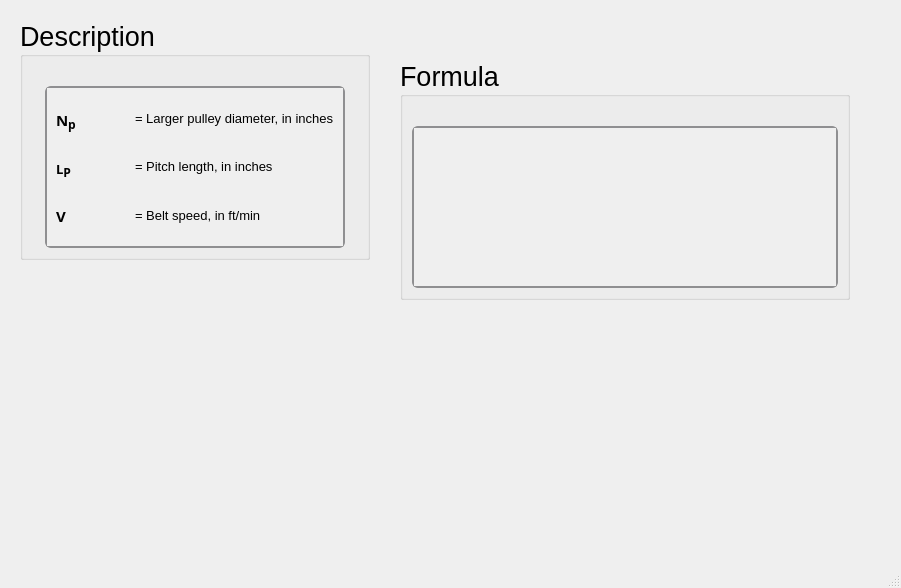
Above: ui/vbelt_tlifetime.ui from Ah00ra/HNNS before the change. Below: the same form after it.
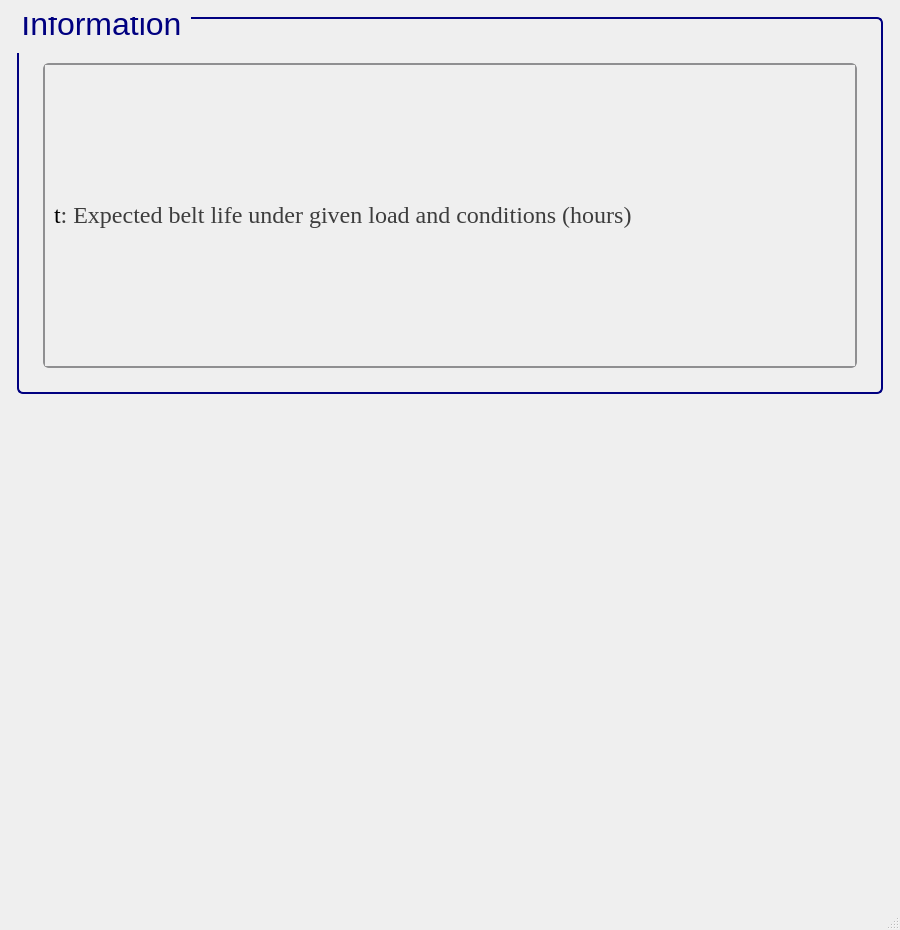
That is the form after the change. Icons and pictures are not drawn.

Commit message: Add ui info to vbelt

Diff of the .ui file:
```diff
--- a/ui/vbelt_tlifetime.ui
+++ b/ui/vbelt_tlifetime.ui
@@ -6,23 +6,45 @@
    <rect>
     <x>0</x>
     <y>0</y>
-    <width>901</width>
-    <height>588</height>
+    <width>900</width>
+    <height>930</height>
    </rect>
   </property>
+  <property name="sizePolicy">
+   <sizepolicy hsizetype="Minimum" vsizetype="Minimum">
+    <horstretch>0</horstretch>
+    <verstretch>0</verstretch>
+   </sizepolicy>
+  </property>
+  <property name="minimumSize">
+   <size>
+    <width>900</width>
+    <height>930</height>
+   </size>
+  </property>
   <property name="windowTitle">
    <string>MainWindow</string>
   </property>
   <widget class="QWidget" name="centralwidget">
-   <widget class="QGroupBox" name="groupBox_266">
-    <property name="geometry">
-     <rect>
-      <x>20</x>
-      <y>20</y>
-      <width>350</width>
-      <height>240</height>
-     </rect>
-    </property>
+   <layout class="QGridLayout" name="gridLayout">
+    <item row="0" column="1">
+     <spacer name="verticalSpacer_26">
+      <property name="orientation">
+       <enum>Qt::Vertical</enum>
+      </property>
+      <property name="sizeType">
+       <enum>QSizePolicy::Fixed</enum>
+      </property>
+      <property name="sizeHint" stdset="0">
+       <size>
+        <width>845</width>
+        <height>8</height>
+       </size>
+      </property>
+     </spacer>
+    </item>
+    <item row="1" column="1">
+     <widget class="QGroupBox" name="groupBox_125">
     <property name="sizePolicy">
      <sizepolicy hsizetype="Minimum" vsizetype="Minimum">
       <horstretch>0</horstretch>
@@ -31,66 +53,72 @@
     </property>
     <property name="minimumSize">
      <size>
-      <width>350</width>
-      <height>0</height>
-     </size>
-    </property>
-    <property name="maximumSize">
-     <size>
-      <width>350</width>
-      <height>241</height>
+        <width>822</width>
+        <height>300</height>
      </size>
     </property>
     <property name="font">
      <font>
       <family>Segoe UI</family>
-      <pointsize>20</pointsize>
+        <pointsize>24</pointsize>
       <weight>50</weight>
       <italic>false</italic>
       <bold>false</bold>
      </font>
     </property>
+      <property name="styleSheet">
+       <string notr="true">QGroupBox {
+    border: 2px solid navy;
+    border-radius: 6px;
+    background-color: qlineargradient(x1:0, y1:0, x2:0, y2:1,
+                                      stop:0 #f6f7fa, stop:1 #dadbde);
+    font: 24pt &quot;Segoe UI&quot;;
+    padding: 5px; /* add padding inside the group box */
+    color: black;
+}
+QGroupBox::title {
+    subcontrol-origin: margin;
+    subcontrol-position: top left;
+    padding-left: 0px;
+    padding-right: 5px;
+    padding-top: 0px;
+    margin-top: -22px;  /* shift title up */
+    color: navy;
+    font-weight: bold;
+}
+</string>
+      </property>
     <property name="title">
-     <string>Description</string>
-    </property>
-    <layout class="QGridLayout" name="gridLayout_542">
-     <item row="0" column="0">
-      <spacer name="verticalSpacer_266">
+       <string>Information</string>
+      </property>
+      <layout class="QGridLayout" name="gridLayout_255">
+       <item row="1" column="2">
+        <spacer name="verticalSpacer_36">
        <property name="orientation">
-        <enum>Qt::Vertical</enum>
+          <enum>Qt::Horizontal</enum>
        </property>
        <property name="sizeType">
         <enum>QSizePolicy::Fixed</enum>
        </property>
        <property name="sizeHint" stdset="0">
         <size>
-         <width>20</width>
+           <width>10</width>
          <height>20</height>
         </size>
        </property>
       </spacer>
      </item>
-     <item row="1" column="0">
-      <widget class="QScrollArea" name="scrollArea_140">
+       <item row="1" column="1">
+        <widget class="QScrollArea" name="scrollArea_43">
        <property name="sizePolicy">
         <sizepolicy hsizetype="Minimum" vsizetype="Minimum">
          <horstretch>0</horstretch>
          <verstretch>0</verstretch>
         </sizepolicy>
        </property>
-       <property name="maximumSize">
-        <size>
-         <width>300</width>
-         <height>361</height>
-        </size>
-       </property>
        <property name="font">
         <font>
-         <family>Segoe UI</family>
          <pointsize>15</pointsize>
-         <weight>50</weight>
-         <italic>false</italic>
-         <bold>false</bold>
         </font>
        </property>
        <property name="styleSheet">
@@ -168,265 +196,137 @@
          <rect>
           <x>0</x>
           <y>0</y>
-          <width>296</width>
-          <height>146</height>
-         </rect>
-        </property>
-        <layout class="QGridLayout" name="gridLayout_543">
-         <item row="1" column="1">
-          <widget class="QLabel" name="htext_1008">
+            <width>780</width>
+            <height>224</height>
+           </rect>
+          </property>
+          <layout class="QGridLayout" name="gridLayout_3">
+           <item row="1" column="0">
+            <widget class="QLabel" name="label_3">
            <property name="font">
             <font>
-             <family>MS Shell Dlg 2</family>
-             <pointsize>10</pointsize>
+               <family>Times New Roman</family>
+               <pointsize>18</pointsize>
              <weight>50</weight>
-             <italic>false</italic>
              <bold>false</bold>
             </font>
            </property>
+             <property name="cursor">
+              <cursorShape>ArrowCursor</cursorShape>
+             </property>
+             <property name="frameShape">
+              <enum>QFrame::NoFrame</enum>
+             </property>
            <property name="text">
-            <string>&lt;html&gt;&lt;head/&gt;&lt;body&gt;&lt;p&gt;= Pitch length, in inches&lt;/p&gt;&lt;/body&gt;&lt;/html&gt;</string>
-           </property>
-          </widget>
+              <string>&lt;html&gt;&lt;head/&gt;&lt;body&gt;&lt;p&gt;&lt;span style=&quot; color:#000000;&quot;&gt;t&lt;/span&gt;&lt;span style=&quot; color:#3d3d3d;&quot;&gt;: Expected belt life under given load and conditions (hours)&lt;/span&gt;&lt;/p&gt;&lt;/body&gt;&lt;/html&gt;</string>
+             </property>
+            </widget>
+           </item>
+          </layout>
+         </widget>
+        </widget>
+       </item>
+       <item row="2" column="1">
+        <spacer name="verticalSpacer_37">
+         <property name="orientation">
+          <enum>Qt::Vertical</enum>
+         </property>
+         <property name="sizeType">
+          <enum>QSizePolicy::Fixed</enum>
+         </property>
+         <property name="sizeHint" stdset="0">
+          <size>
+           <width>10</width>
+           <height>10</height>
+          </size>
+         </property>
+        </spacer>
          </item>
          <item row="1" column="0">
-          <widget class="QLabel" name="label_333">
-           <property name="font">
-            <font>
-             <family>Segoe UI Variable Small Semibol</family>
-             <pointsize>11</pointsize>
-             <weight>75</weight>
-             <bold>true</bold>
-            </font>
-           </property>
-           <property name="text">
-            <string>&lt;html&gt;&lt;head/&gt;&lt;body&gt;&lt;p&gt;&lt;span style=&quot; font-size:10pt;&quot;&gt;L&lt;/span&gt;&lt;span style=&quot; font-size:14pt; vertical-align:sub;&quot;&gt;P&lt;/span&gt;&lt;/p&gt;&lt;/body&gt;&lt;/html&gt;</string>
-           </property>
-          </widget>
-         </item>
+        <spacer name="verticalSpacer_34">
+         <property name="orientation">
+          <enum>Qt::Horizontal</enum>
+         </property>
+         <property name="sizeType">
+          <enum>QSizePolicy::Fixed</enum>
+         </property>
+         <property name="sizeHint" stdset="0">
+          <size>
+           <width>10</width>
+           <height>20</height>
+          </size>
+         </property>
+        </spacer>
+       </item>
+       <item row="0" column="1">
+        <spacer name="verticalSpacer_35">
+         <property name="orientation">
+          <enum>Qt::Vertical</enum>
+         </property>
+         <property name="sizeType">
+          <enum>QSizePolicy::Fixed</enum>
+         </property>
+         <property name="sizeHint" stdset="0">
+          <size>
+           <width>20</width>
+           <height>30</height>
+          </size>
+         </property>
+        </spacer>
+       </item>
+      </layout>
+     </widget>
+    </item>
+    <item row="2" column="1">
+     <spacer name="verticalSpacer_23">
+      <property name="orientation">
+       <enum>Qt::Vertical</enum>
+      </property>
+      <property name="sizeType">
+       <enum>QSizePolicy::Fixed</enum>
+      </property>
+      <property name="sizeHint" stdset="0">
+       <size>
+        <width>845</width>
+        <height>8</height>
+       </size>
+      </property>
+     </spacer>
+    </item>
          <item row="3" column="0">
-          <widget class="QLabel" name="label_56">
-           <property name="font">
-            <font>
-             <family>Segoe UI Variable Small Semibol</family>
-             <pointsize>11</pointsize>
-             <weight>75</weight>
-             <bold>true</bold>
-            </font>
-           </property>
-           <property name="text">
-            <string>V</string>
-           </property>
-          </widget>
-         </item>
-         <item row="0" column="1">
-          <widget class="QLabel" name="htext_400">
-           <property name="font">
-            <font>
-             <family>MS Shell Dlg 2</family>
-             <pointsize>11</pointsize>
-             <weight>50</weight>
-             <italic>false</italic>
-             <bold>false</bold>
-            </font>
-           </property>
-           <property name="text">
-            <string>&lt;html&gt;&lt;head/&gt;&lt;body&gt;&lt;p&gt;&lt;span style=&quot; font-size:10pt;&quot;&gt;= Larger pulley diameter, in inches&lt;/span&gt;&lt;/p&gt;&lt;/body&gt;&lt;/html&gt;</string>
-           </property>
-          </widget>
-         </item>
-         <item row="0" column="0">
-          <widget class="QLabel" name="label_54">
-           <property name="font">
-            <font>
-             <family>Segoe UI Variable Small Semibol</family>
-             <pointsize>11</pointsize>
-             <weight>75</weight>
-             <bold>true</bold>
-            </font>
-           </property>
-           <property name="text">
-            <string>&lt;html&gt;&lt;head/&gt;&lt;body&gt;&lt;p&gt;N&lt;span style=&quot; font-size:14pt; vertical-align:sub;&quot;&gt;p&lt;/span&gt;&lt;/p&gt;&lt;/body&gt;&lt;/html&gt;</string>
-           </property>
-          </widget>
-         </item>
-         <item row="3" column="1">
-          <widget class="QLabel" name="htext_402">
-           <property name="font">
-            <font>
-             <pointsize>10</pointsize>
-            </font>
-           </property>
-           <property name="text">
-            <string>&lt;html&gt;&lt;head/&gt;&lt;body&gt;&lt;p&gt;= Belt speed, in ft/min&lt;/p&gt;&lt;/body&gt;&lt;/html&gt;</string>
-           </property>
-          </widget>
-         </item>
-        </layout>
-       </widget>
-      </widget>
-     </item>
-    </layout>
-   </widget>
-   <widget class="QGroupBox" name="groupBox_265">
-    <property name="geometry">
-     <rect>
-      <x>400</x>
-      <y>60</y>
-      <width>450</width>
-      <height>240</height>
-     </rect>
-    </property>
-    <property name="sizePolicy">
-     <sizepolicy hsizetype="Minimum" vsizetype="Minimum">
-      <horstretch>0</horstretch>
-      <verstretch>0</verstretch>
-     </sizepolicy>
-    </property>
-    <property name="minimumSize">
+     <spacer name="verticalSpacer_25">
+      <property name="orientation">
+       <enum>Qt::Horizontal</enum>
+      </property>
+      <property name="sizeType">
+       <enum>QSizePolicy::Fixed</enum>
+      </property>
+      <property name="sizeHint" stdset="0">
+       <size>
+        <width>8</width>
+        <height>489</height>
+       </size>
+      </property>
+     </spacer>
+    </item>
+    <item row="3" column="2">
+     <spacer name="verticalSpacer_28">
+      <property name="orientation">
+       <enum>Qt::Horizontal</enum>
+      </property>
+      <property name="sizeType">
+       <enum>QSizePolicy::Fixed</enum>
+      </property>
+      <property name="sizeHint" stdset="0">
      <size>
-      <width>450</width>
-      <height>0</height>
-     </size>
-    </property>
-    <property name="maximumSize">
-     <size>
-      <width>450</width>
-      <height>241</height>
-     </size>
-    </property>
-    <property name="font">
-     <font>
-      <family>Segoe UI</family>
-      <pointsize>20</pointsize>
-      <weight>50</weight>
-      <italic>false</italic>
-      <bold>false</bold>
-     </font>
-    </property>
-    <property name="title">
-     <string>Formula</string>
-    </property>
-    <layout class="QGridLayout" name="gridLayout_540">
-     <item row="1" column="0">
-      <widget class="QScrollArea" name="scrollArea_139">
-       <property name="sizePolicy">
-        <sizepolicy hsizetype="Minimum" vsizetype="Minimum">
-         <horstretch>0</horstretch>
-         <verstretch>0</verstretch>
-        </sizepolicy>
-       </property>
-       <property name="font">
-        <font>
-         <family>Segoe UI</family>
-         <pointsize>15</pointsize>
-         <weight>50</weight>
-         <italic>false</italic>
-         <bold>false</bold>
-        </font>
-       </property>
-       <property name="styleSheet">
-        <string notr="true">QScrollArea {
-    background: qlineargradient(x1:0, y1:0, x2:0, y2:1,
-                               stop:0 #f6f7fa, stop:1 #dadbde);
-    border: 2px solid #8f8f91;
-    border-radius: 6px;
-}
-
-QScrollArea QScrollBar:vertical, QScrollArea QScrollBar:horizontal {
-    background: qlineargradient(x1:0, y1:0, x2:0, y2:1,
-                               stop:0 #f6f7fa, stop:1 #dadbde);
-    border: 2px solid #8f8f91;
-    border-radius: 6px;
-    width: 14px;
-    height: 14px;
-    margin: 2px 0 2px 0;
-}
-
-/* Completely remove the bottom button of the vertical scrollbar */
-QScrollArea QScrollBar::add-line:vertical {
-    height: 0px;
-    width: 0px;
-    border: none;
-    background: none;
-    margin: 0px;
-    padding: 0px;
-}
-
-QScrollArea QScrollBar::handle:vertical, QScrollArea QScrollBar::handle:horizontal {
-    background: qlineargradient(x1:0, y1:0, x2:0, y2:1,
-                               stop:0 #8f8f91, stop:1 #6f6f71);
-    min-height: 20px;
-    border-radius: 6px;
-    border: 1px solid #6f6f71;
-}
-
-QScrollArea QScrollBar::handle:vertical:hover, QScrollArea QScrollBar::handle:horizontal:hover {
-    background: qlineargradient(x1:0, y1:0, x2:0, y2:1,
-                               stop:0 #6f6f71, stop:1 #4f4f51);
-    border: 1px solid #4f4f51;
-}
-
-QScrollArea QScrollBar::sub-line:vertical, QScrollArea QScrollBar::add-line:horizontal, QScrollArea QScrollBar::sub-line:horizontal {
-    background: #8f8f91;
-    border: none;
-    border-radius: 3px;
-    height: 14px;
-    width: 14px;
-    subcontrol-origin: margin;
-}
-
-QScrollArea QScrollBar::sub-line:vertical:hover, QScrollArea QScrollBar::add-line:horizontal:hover, QScrollArea QScrollBar::sub-line:horizontal:hover {
-    background: #6f6f71;
-}
-
-QScrollArea QScrollBar::add-page:vertical, QScrollArea QScrollBar::sub-page:vertical,
-QScrollArea QScrollBar::add-page:horizontal, QScrollArea QScrollBar::sub-page:horizontal {
-    background: transparent;
-}
-</string>
-       </property>
-       <property name="verticalScrollBarPolicy">
-        <enum>Qt::ScrollBarAsNeeded</enum>
-       </property>
-       <property name="widgetResizable">
-        <bool>true</bool>
-       </property>
-       <widget class="QWidget" name="scrollAreaWidgetContents_139">
-        <property name="geometry">
-         <rect>
-          <x>0</x>
-          <y>0</y>
-          <width>422</width>
-          <height>146</height>
-         </rect>
-        </property>
-        <layout class="QGridLayout" name="gridLayout_541">
-         <item row="0" column="0">
-          <widget class="QLabel" name="htext_1006">
-           <property name="font">
-            <font>
-             <family>MS Shell Dlg 2</family>
-             <pointsize>11</pointsize>
-             <weight>50</weight>
-             <italic>false</italic>
-             <bold>false</bold>
-            </font>
-           </property>
-           <property name="text">
-            <string>&lt;html&gt;&lt;head/&gt;&lt;body&gt;&lt;p&gt;&lt;img src=&quot;:/desc/images/t vbelt.png&quot;/&gt;&lt;/p&gt;&lt;/body&gt;&lt;/html&gt;</string>
-           </property>
-           <property name="scaledContents">
-            <bool>true</bool>
-           </property>
-          </widget>
-         </item>
-        </layout>
-       </widget>
-      </widget>
-     </item>
-     <item row="0" column="0">
-      <spacer name="verticalSpacer_265">
+        <width>8</width>
+        <height>489</height>
+       </size>
+      </property>
+     </spacer>
+    </item>
+    <item row="4" column="1">
+     <spacer name="verticalSpacer_27">
        <property name="orientation">
         <enum>Qt::Vertical</enum>
        </property>
@@ -435,14 +335,13 @@
        </property>
        <property name="sizeHint" stdset="0">
         <size>
-         <width>20</width>
-         <height>20</height>
+        <width>845</width>
+        <height>8</height>
         </size>
        </property>
       </spacer>
      </item>
     </layout>
-   </widget>
   </widget>
   <widget class="QMenuBar" name="menubar">
    <property name="geometry">
```
Left out of the diff: 6 changed lines with no effect on the pictures. Lines whose indentation alone changed are shown as unchanged. The commit also changes 33 other files.
